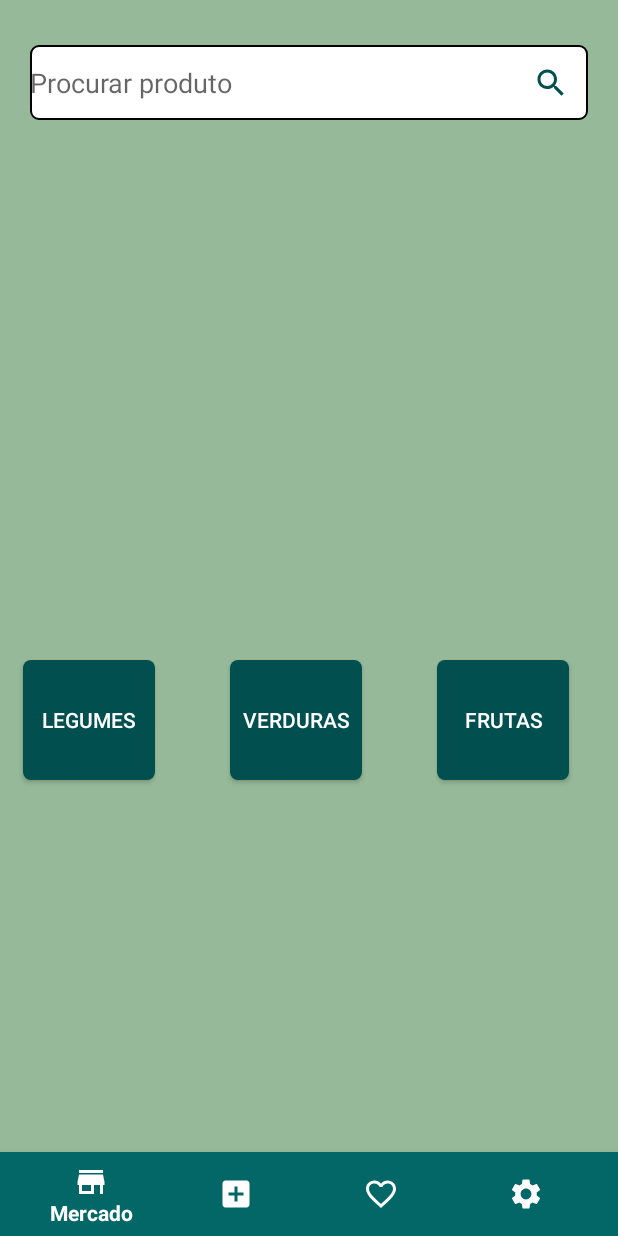
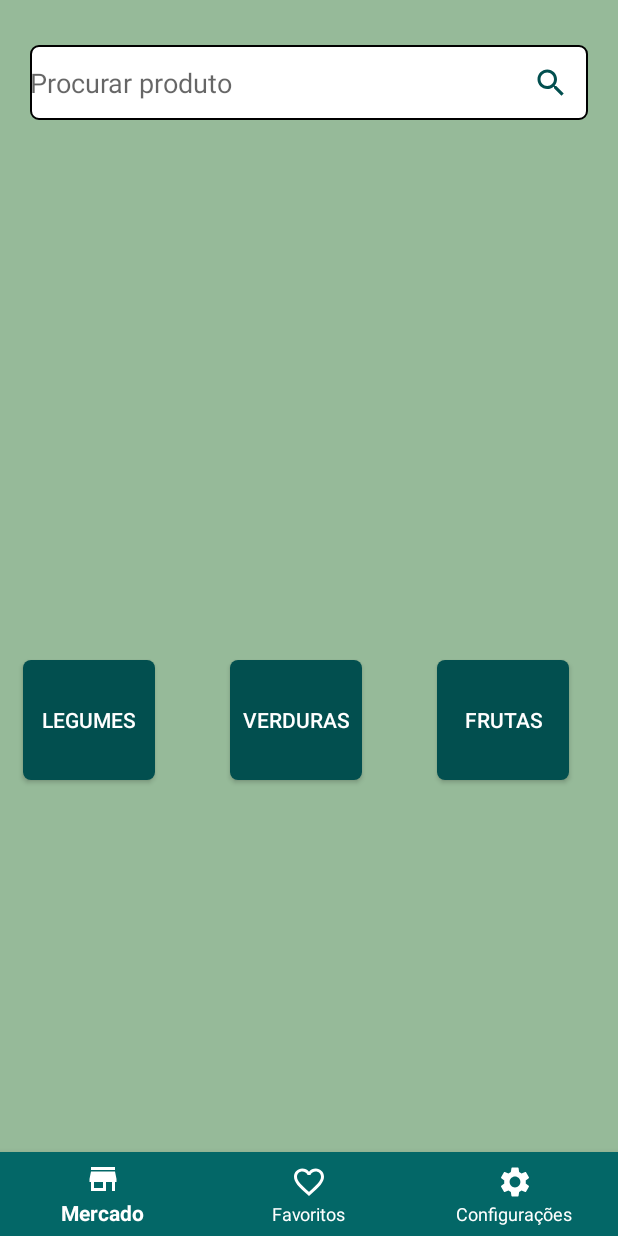
Before and after one commit to Gabs19/ecoshop, an Android app: the screen it shows after launch once a user with an empty profile is signed in (MainActivity), on a phone screen of 412 x 824 dp. Run offline under Robolectric (Android 15) with nearby library versions, the phone set to English and light mode, and no system bars; our stand-ins replace Firebase (no records; nobody signed in at launch, a user with empty details on screens opened directly).

Commit message:
minor fix

```diff
--- a/app/src/main/res/menu/bottom_navigation.xml
+++ b/app/src/main/res/menu/bottom_navigation.xml
@@ -3,10 +3,6 @@
 
     <item android:id="@+id/nav_shop"
         android:icon="@drawable/ic_mall"
-        android:title="Mercado" />
-
-    <item android:id="@+id/nav_add"
-        android:icon="@drawable/ic_add"
         android:title="Mercado" />
 
     <item android:id="@+id/nav_fav"
```
